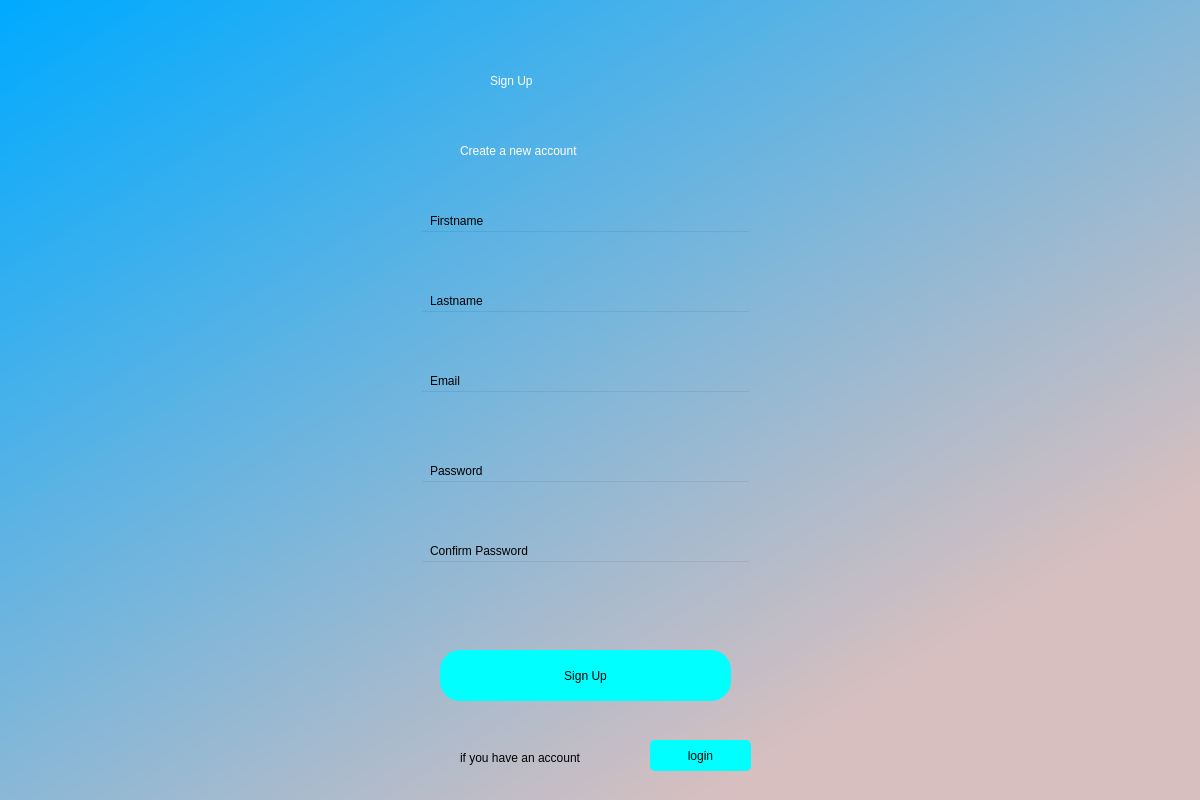
theegr8dev/CovidApp, file UI/signup2.ui: the form before one commit.
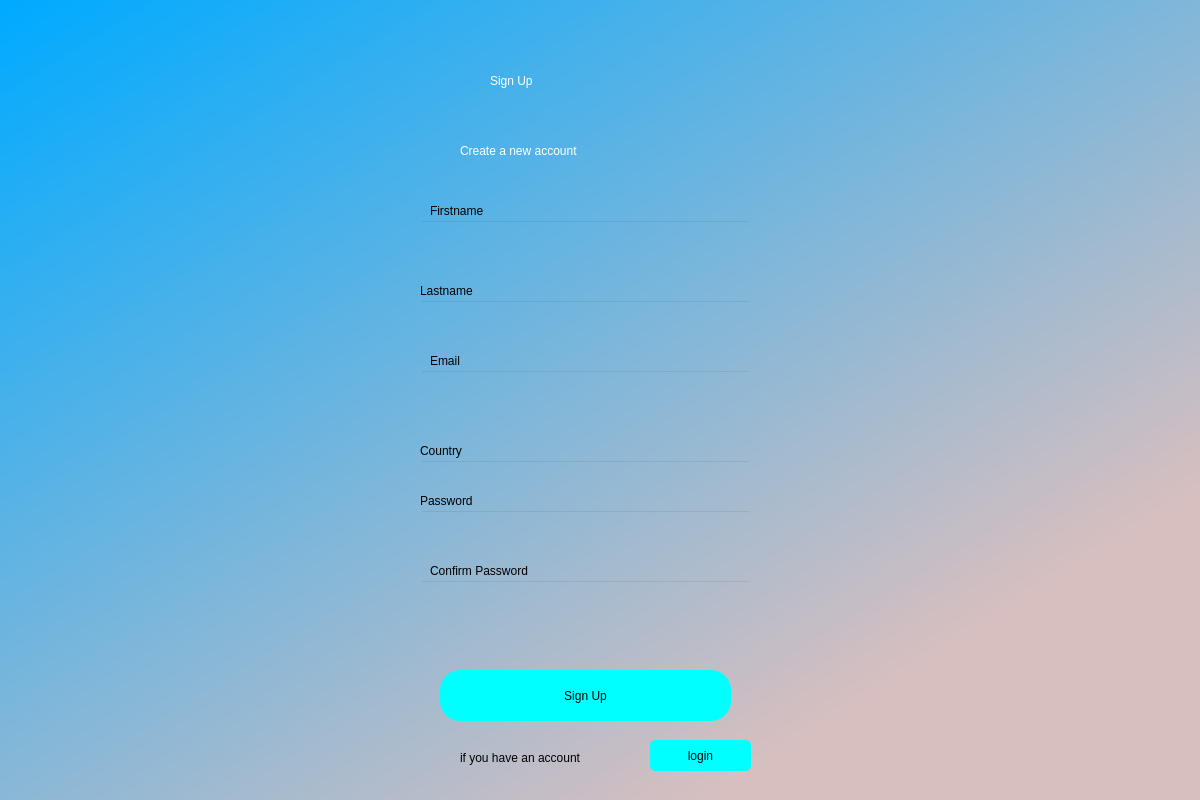
The form after the commit.

What changed in the file:
```diff
--- a/UI/signup2.ui
+++ b/UI/signup2.ui
@@ -59,7 +59,7 @@
    <property name="geometry">
     <rect>
      <x>440</x>
-     <y>650</y>
+     <y>670</y>
      <width>291</width>
      <height>51</height>
     </rect>
@@ -77,7 +77,7 @@
    <property name="geometry">
     <rect>
      <x>420</x>
-     <y>390</y>
+     <y>370</y>
      <width>331</width>
      <height>41</height>
     </rect>
@@ -94,7 +94,7 @@
    <property name="geometry">
     <rect>
      <x>430</x>
-     <y>210</y>
+     <y>200</y>
      <width>81</width>
      <height>21</height>
     </rect>
@@ -110,7 +110,7 @@
    <property name="geometry">
     <rect>
      <x>430</x>
-     <y>370</y>
+     <y>350</y>
      <width>41</width>
      <height>21</height>
     </rect>
@@ -126,7 +126,7 @@
    <property name="geometry">
     <rect>
      <x>420</x>
-     <y>230</y>
+     <y>220</y>
      <width>331</width>
      <height>41</height>
     </rect>
@@ -143,7 +143,7 @@
    <property name="geometry">
     <rect>
      <x>430</x>
-     <y>610</y>
+     <y>630</y>
      <width>311</width>
      <height>16</height>
     </rect>
@@ -159,8 +159,8 @@
   <widget class="QLabel" name="label_5">
    <property name="geometry">
     <rect>
-     <x>430</x>
-     <y>290</y>
+     <x>420</x>
+     <y>280</y>
      <width>91</width>
      <height>21</height>
     </rect>
@@ -176,7 +176,7 @@
    <property name="geometry">
     <rect>
      <x>420</x>
-     <y>310</y>
+     <y>300</y>
      <width>331</width>
      <height>41</height>
     </rect>
@@ -193,7 +193,7 @@
    <property name="geometry">
     <rect>
      <x>420</x>
-     <y>480</y>
+     <y>510</y>
      <width>331</width>
      <height>41</height>
     </rect>
@@ -209,8 +209,8 @@
   <widget class="QLabel" name="label_6">
    <property name="geometry">
     <rect>
-     <x>430</x>
-     <y>460</y>
+     <x>420</x>
+     <y>490</y>
      <width>81</width>
      <height>21</height>
     </rect>
@@ -226,7 +226,7 @@
    <property name="geometry">
     <rect>
      <x>430</x>
-     <y>540</y>
+     <y>560</y>
      <width>141</width>
      <height>21</height>
     </rect>
@@ -242,7 +242,7 @@
    <property name="geometry">
     <rect>
      <x>420</x>
-     <y>560</y>
+     <y>580</y>
      <width>331</width>
      <height>41</height>
     </rect>
@@ -294,7 +294,7 @@
    <property name="geometry">
     <rect>
      <x>430</x>
-     <y>430</y>
+     <y>410</y>
      <width>311</width>
      <height>16</height>
     </rect>
@@ -307,6 +307,39 @@
     <string/>
    </property>
   </widget>
+  <widget class="QLabel" name="Country">
+   <property name="geometry">
+    <rect>
+     <x>420</x>
+     <y>440</y>
+     <width>81</width>
+     <height>21</height>
+    </rect>
+   </property>
+   <property name="styleSheet">
+    <string notr="true">font:11pt &quot;Poppins&quot;;</string>
+   </property>
+   <property name="text">
+    <string>Country</string>
+   </property>
+  </widget>
+  <widget class="QLineEdit" name="countryField">
+   <property name="geometry">
+    <rect>
+     <x>420</x>
+     <y>460</y>
+     <width>331</width>
+     <height>31</height>
+    </rect>
+   </property>
+   <property name="styleSheet">
+    <string notr="true">background-color:rgba(0,0,0,0);
+font: 12pt &quot;Poppins&quot;;</string>
+   </property>
+   <property name="text">
+    <string/>
+   </property>
+  </widget>
  </widget>
  <resources/>
  <connections/>
```
